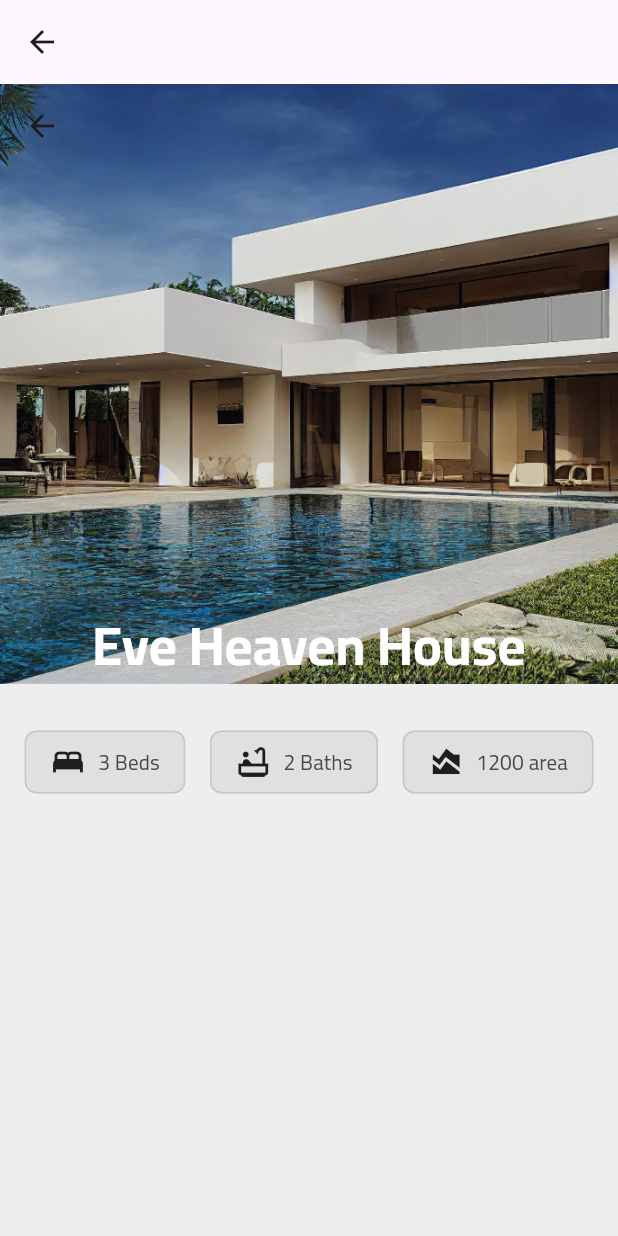
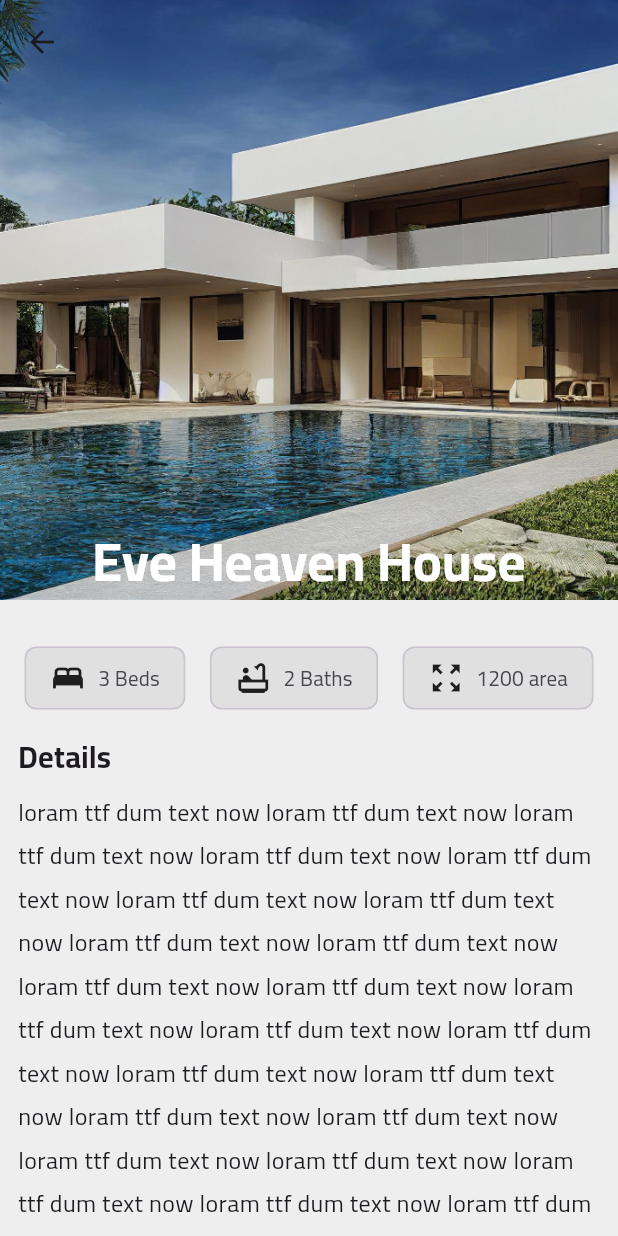
Before and after one commit to hashem2770/so_houser, a Flutter app: the DetailsView screen opened directly with sample values from the repository, on a phone screen of 412 x 824 dp. Run offline on Flutter 3.47's test engine with Material 3 defaults, Android fonts, the phone set to English and light mode, and no system bars.

Commit message:
details view done

```diff
--- a/lib/features/views/details_view/details_view.dart
+++ b/lib/features/views/details_view/details_view.dart
@@ -37,7 +37,6 @@ class DetailsView extends StatelessWidget {
   Widget build(BuildContext context) {
     return Scaffold(
       backgroundColor: Colors.grey[200],
-      appBar: AppBar(),
       body: CustomScrollView(
         slivers: [
           buildSliverAppBar(),
@@ -45,8 +44,9 @@ class DetailsView extends StatelessWidget {
             delegate: SliverChildListDelegate(
               [
                const SizedBox(
-                  height: 28,
+                   height: 28
                ),
+               // chips
                Row(
                    mainAxisAlignment: MainAxisAlignment.spaceEvenly,
                    children: [
@@ -75,13 +75,24 @@ class DetailsView extends StatelessWidget {
                        backgroundColor: Colors.grey[300],
                        label: Row(
                          children: [
-                            const Icon(Icons.area_chart),
+                           const Icon(Icons.zoom_out_map),
                            const SizedBox(width: 8),
                            Text('${property.area} area'),
                          ],
                        ),
                      ),
                    ]),
+               Padding(padding: const EdgeInsets.symmetric(horizontal: 12),
+               child: Column(
+                 crossAxisAlignment: CrossAxisAlignment.start,
+                 children: [
+                   const SizedBox(height: 14),
+                   const Text('Details',style: TextStyle(fontSize: 20,fontWeight: FontWeight.bold),),
+                   const SizedBox(height: 8),
+                   Text('loram ttf dum text now '*70,style: const TextStyle(fontSize: 16,height: 1.8),),
+                 ],
+               ),
+               ),
               ],
             ),
           ),
```
Lines whose indentation alone changed are shown as unchanged.
